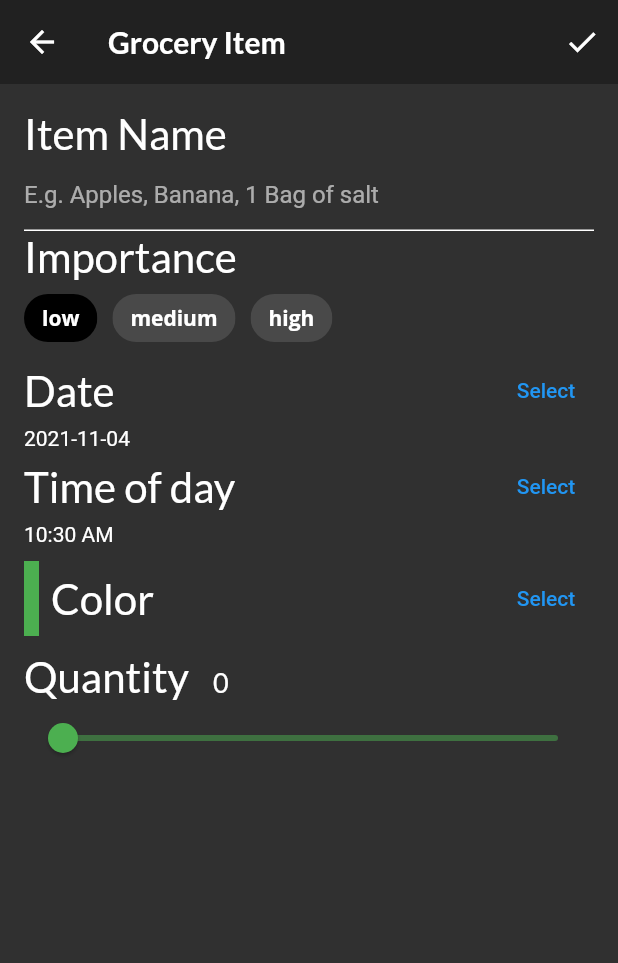
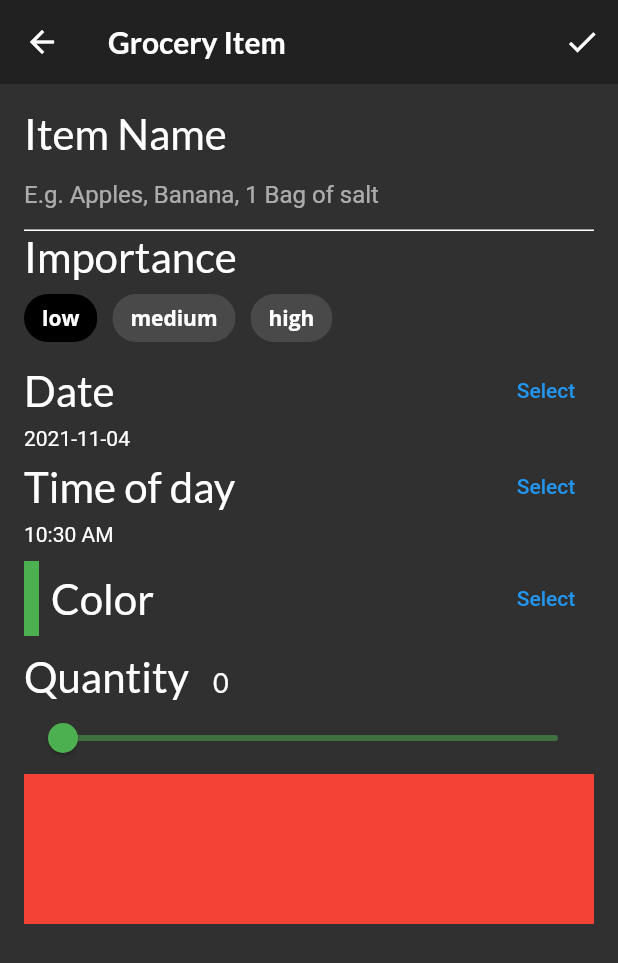
Before and after one commit to efesappsfactory/fooderlich, a Flutter app: the screen it shows after launch, item 3 of the bottom bar chosen, after a tap on the "add" icon, on a phone screen of 412 x 824 dp. Shown: the top 963 px of the screen. Run offline on Flutter 3.47's test engine with Material 2 defaults, Android fonts, the phone set to English and light mode, and no system bars; our stand-ins replace flutter_colorpicker, google_fonts.

Commit message:
using GroceryTile

```diff
--- a/lib/components/components.dart
+++ b/lib/components/components.dart
@@ -8,3 +8,4 @@ export 'friend_post_tile.dart';
 export 'friend_post_list_view.dart';
 export 'recipe_thumbnail.dart';
 export 'recipes_grid_view.dart';
+export 'grocery_tile.dart';
--- /dev/null
+++ b/lib/components/grocery_tile.dart
@@ -0,0 +1,26 @@
+import 'package:flutter/material.dart';
+import 'package:google_fonts/google_fonts.dart';
+import 'package:intl/intl.dart';
+import '../models/models.dart';
+
+class GroceryTile extends StatelessWidget {
+  final GroceryItem item;
+  final Function(bool?)? onComplete;
+  final TextDecoration textDecoration;
+
+  GroceryTile({
+    Key? key,
+    required this.item,
+    this.onComplete,
+  })  : textDecoration =
+            item.isComplete ? TextDecoration.lineThrough : TextDecoration.none,
+        super(key: key);
+
+  @override
+  Widget build(BuildContext context) {
+    return Container(
+      height: 100.0,
+      color: Colors.red,
+    );
+  }
+}
--- a/lib/screens/grocery_item_screen.dart
+++ b/lib/screens/grocery_item_screen.dart
@@ -1,4 +1,5 @@
 import 'package:flutter/material.dart';
+import 'package:fooderlich/components/components.dart';
 import 'package:google_fonts/google_fonts.dart';
 import 'package:flutter_colorpicker/flutter_colorpicker.dart';
 import 'package:intl/intl.dart';
@@ -86,6 +87,22 @@ class _GroceryItemScreenState extends State<GroceryItemScreen> {
               height: 10.0,
             ),
             buildQuantityFiled(),
+            GroceryTile(
+              item: GroceryItem(
+                id: "previewMode",
+                name: _name,
+                importance: _importance,
+                color: _currentColor,
+                quantity: _currentSliderValue,
+                date: DateTime(
+                  _dueDate.year,
+                  _dueDate.month,
+                  _dueDate.day,
+                  _timeOfDay.hour,
+                  _timeOfDay.minute,
+                ),
+              ),
+            )
           ],
         ),
       ),
```
